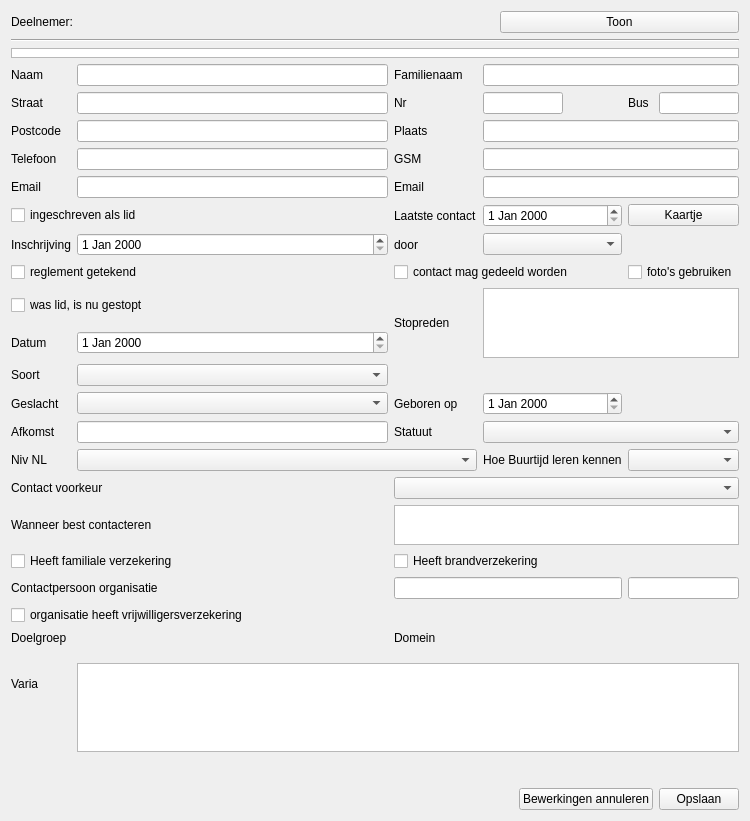
First picture: the form in buurtijd_deelnemers.ui, repository vvim/BT_deelnemers, before the edit.
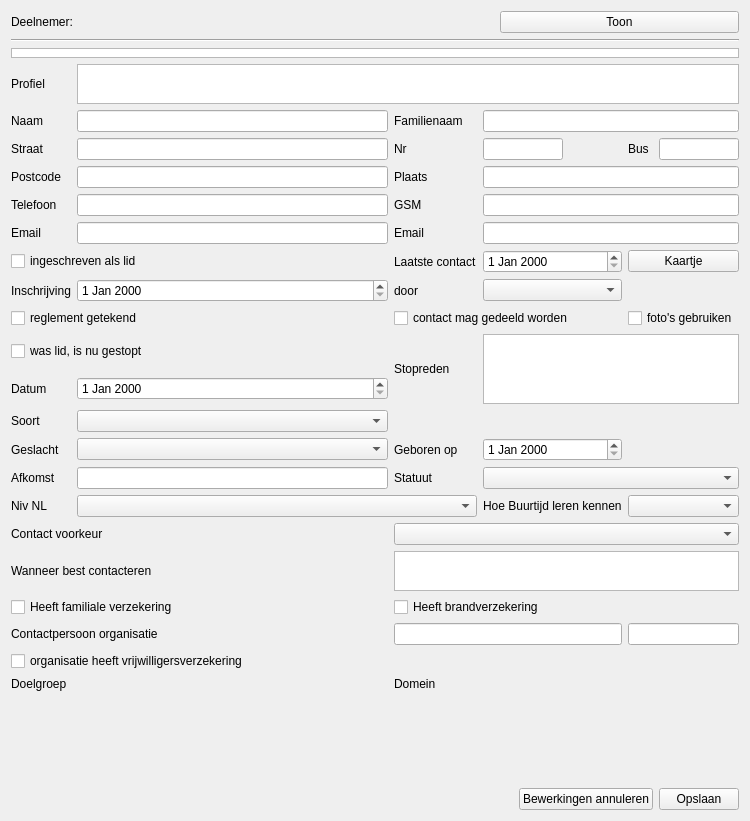
Second picture: the form after the edit. Icons and pictures are not drawn. Custom widgets are drawn as their Qt base class.

Commit message: Move QPlainTextEdit to the top of the form and rename the label

What changed in the file:
```diff
--- a/buurtijd_deelnemers.ui
+++ b/buurtijd_deelnemers.ui
@@ -60,24 +60,107 @@
    </item>
    <item>
     <layout class="QGridLayout" name="gridLayout">
-     <item row="1" column="1">
-      <widget class="QLineEdit" name="le_naam"/>
-     </item>
-     <item row="6" column="0" colspan="2">
+     <item row="7" column="0" colspan="2">
       <widget class="QCheckBox" name="checkbox_lid">
        <property name="text">
         <string>ingeschreven als lid</string>
        </property>
       </widget>
      </item>
-     <item row="8" column="0" colspan="2">
+     <item row="12" column="1">
+      <widget class="QComboBox" name="comboBox_soort"/>
+     </item>
+     <item row="15" column="4" colspan="2">
+      <widget class="QComboBox" name="comboBox_hoe_bt_leren_kennen"/>
+     </item>
+     <item row="21" column="0">
+      <widget class="QLabel" name="label_doelgroep">
+       <property name="text">
+        <string>Doelgroep</string>
+       </property>
+      </widget>
+     </item>
+     <item row="15" column="0">
+      <widget class="QLabel" name="label_niveau_nederlands">
+       <property name="text">
+        <string>Niv NL</string>
+       </property>
+      </widget>
+     </item>
+     <item row="5" column="3" colspan="3">
+      <widget class="QLineEdit" name="le_gsm"/>
+     </item>
+     <item row="2" column="1">
+      <widget class="QLineEdit" name="le_naam"/>
+     </item>
+     <item row="5" column="1">
+      <widget class="QLineEdit" name="le_telefoon"/>
+     </item>
+     <item row="13" column="0">
+      <widget class="QLabel" name="label_geslacht">
+       <property name="text">
+        <string>Geslacht</string>
+       </property>
+      </widget>
+     </item>
+     <item row="10" column="3" rowspan="2" colspan="3">
+      <widget class="QPlainTextEdit" name="plainTextEdit_stop_reden"/>
+     </item>
+     <item row="6" column="0">
+      <widget class="QLabel" name="label_email1">
+       <property name="text">
+        <string>Email</string>
+       </property>
+      </widget>
+     </item>
+     <item row="15" column="1" colspan="2">
+      <widget class="QComboBox" name="comboBox_niveau_nederlands"/>
+     </item>
+     <item row="7" column="3">
+      <widget class="QDateEdit" name="dateEdit_laatstecontact"/>
+     </item>
+     <item row="8" column="3">
+      <widget class="QComboBox" name="comboBox_ingeschreven_door"/>
+     </item>
+     <item row="7" column="2">
+      <widget class="QLabel" name="label_laatste_contact">
+       <property name="text">
+        <string>Laatste contact</string>
+       </property>
+      </widget>
+     </item>
+     <item row="3" column="3">
+      <widget class="QLineEdit" name="le_huisnr">
+       <property name="maximumSize">
+        <size>
+         <width>80</width>
+         <height>16777215</height>
+        </size>
+       </property>
+      </widget>
+     </item>
+     <item row="9" column="0" colspan="2">
       <widget class="QCheckBox" name="checkBox_hr_goedgekeurd">
        <property name="text">
         <string>reglement getekend</string>
        </property>
       </widget>
      </item>
-     <item row="4" column="2">
+     <item row="4" column="0">
+      <widget class="QLabel" name="label_postcode">
+       <property name="text">
+        <string>Postcode</string>
+       </property>
+      </widget>
+     </item>
+     <item row="16" column="0" colspan="2">
+      <widget class="QLabel" name="label_contactvoorkeur">
+       <property name="text">
+        <string>Contact voorkeur</string>
+       </property>
+      </widget>
+     </item>
+     <item row="5" column="2">
       <widget class="QLabel" name="label_gsm">
        <property name="text">
         <string>GSM</string>
@@ -87,276 +170,134 @@
        </property>
       </widget>
      </item>
-     <item row="20" column="1" rowspan="3">
-      <widget class="BTListView" name="listView_doelgroep" native="true"/>
-     </item>
-     <item row="8" column="4" colspan="2">
-      <widget class="QCheckBox" name="checkBox_fotomateriaal_gebruiken">
-       <property name="text">
-        <string>foto's gebruiken</string>
-       </property>
-      </widget>
-     </item>
-     <item row="3" column="1">
-      <widget class="QLineEdit" name="le_postcode"/>
-     </item>
-     <item row="5" column="0">
-      <widget class="QLabel" name="label_email1">
-       <property name="text">
-        <string>Email</string>
-       </property>
-      </widget>
-     </item>
-     <item row="13" column="2">
-      <widget class="QLabel" name="label_statuut">
-       <property name="text">
-        <string>Statuut</string>
-       </property>
-      </widget>
-     </item>
-     <item row="18" column="2" colspan="2">
-      <widget class="QLineEdit" name="le_contactpersoon_organisatie_voornaam"/>
-     </item>
-     <item row="10" column="0">
+     <item row="11" column="0">
       <widget class="QLabel" name="label_stop_datum">
        <property name="text">
         <string>Datum</string>
        </property>
       </widget>
      </item>
-     <item row="23" column="1" rowspan="2" colspan="5">
-      <widget class="QPlainTextEdit" name="plainTextEdit_varia">
-       <property name="maximumSize">
-        <size>
-         <width>16777215</width>
-         <height>100</height>
-        </size>
-       </property>
-      </widget>
-     </item>
-     <item row="18" column="4" colspan="2">
+     <item row="19" column="4" colspan="2">
       <widget class="QLineEdit" name="le_contactpersoon_organisatie_familienaam"/>
      </item>
-     <item row="3" column="0">
-      <widget class="QLabel" name="label_postcode">
-       <property name="text">
-        <string>Postcode</string>
-       </property>
-      </widget>
-     </item>
-     <item row="4" column="0">
-      <widget class="QLabel" name="label_telefoon">
-       <property name="text">
-        <string>Telefoon</string>
-       </property>
-      </widget>
-     </item>
-     <item row="16" column="2" colspan="4">
-      <widget class="QPlainTextEdit" name="plainTextEdit_wanneer_best_contacteren">
-       <property name="maximumSize">
-        <size>
-         <width>16777215</width>
-         <height>40</height>
-        </size>
-       </property>
-      </widget>
-     </item>
-     <item row="2" column="3">
-      <widget class="QLineEdit" name="le_huisnr">
-       <property name="maximumSize">
-        <size>
-         <width>80</width>
-         <height>16777215</height>
-        </size>
-       </property>
-      </widget>
-     </item>
-     <item row="14" column="0">
-      <widget class="QLabel" name="label_niveau_nederlands">
-       <property name="text">
-        <string>Niv NL</string>
-       </property>
-      </widget>
-     </item>
-     <item row="9" column="3" rowspan="2" colspan="3">
-      <widget class="QPlainTextEdit" name="plainTextEdit_stop_reden"/>
-     </item>
-     <item row="14" column="1" colspan="2">
-      <widget class="QComboBox" name="comboBox_niveau_nederlands"/>
-     </item>
-     <item row="12" column="1">
-      <widget class="QComboBox" name="comboBox_geslacht"/>
-     </item>
      <item row="17" column="0" colspan="2">
-      <widget class="QCheckBox" name="checkBox_familiale_verzekering">
+      <widget class="QLabel" name="label_wanneer_best_contacteren">
        <property name="text">
-        <string>Heeft familiale verzekering</string>
+        <string>Wanneer best contacteren</string>
        </property>
       </widget>
      </item>
-     <item row="6" column="2">
-      <widget class="QLabel" name="label_laatste_contact">
-       <property name="text">
-        <string>Laatste contact</string>
-       </property>
-      </widget>
-     </item>
-     <item row="6" column="3">
-      <widget class="QDateEdit" name="dateEdit_laatstecontact"/>
-     </item>
-     <item row="5" column="3" colspan="3">
-      <widget class="QLineEdit" name="le_email2"/>
-     </item>
-     <item row="15" column="2" colspan="4">
-      <widget class="QComboBox" name="comboBox_contactvoorkeur"/>
-     </item>
-     <item row="7" column="0">
-      <widget class="QLabel" name="label_inschrijfdatum">
-       <property name="text">
-        <string>Inschrijving</string>
-       </property>
-      </widget>
-     </item>
-     <item row="17" column="2" colspan="2">
-      <widget class="QCheckBox" name="checkBox_brandverzekering">
-       <property name="text">
-        <string>Heeft brandverzekering</string>
-       </property>
-      </widget>
-     </item>
-     <item row="9" column="2" rowspan="2">
-      <widget class="QLabel" name="label_stop_reden">
-       <property name="text">
-        <string>Stopreden</string>
-       </property>
-      </widget>
-     </item>
-     <item row="13" column="3" colspan="3">
-      <widget class="QComboBox" name="comboBox_statuut"/>
-     </item>
      <item row="13" column="1">
-      <widget class="QLineEdit" name="le_afkomst"/>
+      <widget class="QComboBox" name="comboBox_geslacht"/>
      </item>
-     <item row="12" column="3">
-      <widget class="QDateEdit" name="dateEdit_geboortedatum"/>
-     </item>
-     <item row="14" column="3">
-      <widget class="QLabel" name="label_hoe_bt_leren_kennen">
+     <item row="8" column="2">
+      <widget class="QLabel" name="label_ingeschreven_door">
        <property name="text">
-        <string>Hoe Buurtijd leren kennen</string>
+        <string>door</string>
        </property>
       </widget>
      </item>
-     <item row="4" column="1">
-      <widget class="QLineEdit" name="le_telefoon"/>
-     </item>
-     <item row="2" column="4">
-      <widget class="QLabel" name="label_busnr">
+     <item row="2" column="2">
+      <widget class="QLabel" name="label_familieNaam">
        <property name="text">
-        <string>Bus</string>
+        <string>Familienaam</string>
        </property>
+       <property name="alignment">
+        <set>Qt::AlignLeading|Qt::AlignLeft|Qt::AlignVCenter</set>
+       </property>
       </widget>
      </item>
-     <item row="12" column="0">
-      <widget class="QLabel" name="label_geslacht">
+     <item row="10" column="0" colspan="2">
+      <widget class="QCheckBox" name="checkBox_was_lid_is_nu_gestopt">
        <property name="text">
-        <string>Geslacht</string>
+        <string>was lid, is nu gestopt</string>
        </property>
       </widget>
      </item>
-     <item row="1" column="3" colspan="3">
-      <widget class="QLineEdit" name="le_familieNaam"/>
-     </item>
-     <item row="3" column="3" colspan="3">
+     <item row="4" column="3" colspan="3">
       <widget class="QLineEdit" name="le_plaats"/>
      </item>
-     <item row="12" column="2">
+     <item row="13" column="2">
       <widget class="QLabel" name="label_geboortedatum">
        <property name="text">
         <string>Geboren op</string>
        </property>
       </widget>
      </item>
-     <item row="15" column="0" colspan="2">
-      <widget class="QLabel" name="label_contactvoorkeur">
-       <property name="text">
-        <string>Contact voorkeur</string>
-       </property>
-      </widget>
-     </item>
-     <item row="5" column="1">
-      <widget class="QLineEdit" name="le_email1"/>
-     </item>
-     <item row="2" column="2">
+     <item row="3" column="2">
       <widget class="QLabel" name="label_huisnr">
        <property name="text">
         <string>Nr</string>
        </property>
       </widget>
      </item>
+     <item row="21" column="3" rowspan="3" colspan="3">
+      <widget class="BTListView" name="listView_domein" native="true"/>
+     </item>
+     <item row="8" column="1">
+      <widget class="QDateEdit" name="dateEdit_inschrijfdatum"/>
+     </item>
+     <item row="9" column="2" colspan="2">
+      <widget class="QCheckBox" name="checkBox_contact_delen">
+       <property name="text">
+        <string>contact mag gedeeld worden</string>
+       </property>
+      </widget>
+     </item>
+     <item row="4" column="2">
+      <widget class="QLabel" name="label_plaats">
+       <property name="text">
+        <string>Plaats</string>
+       </property>
+       <property name="alignment">
+        <set>Qt::AlignLeading|Qt::AlignLeft|Qt::AlignVCenter</set>
+       </property>
+      </widget>
+     </item>
      <item row="19" column="0" colspan="2">
-      <widget class="QCheckBox" name="checkBox_vrijwilligers_verzekering">
-       <property name="text">
-        <string>organisatie heeft vrijwilligersverzekering</string>
-       </property>
-      </widget>
-     </item>
-     <item row="18" column="0" colspan="2">
       <widget class="QLabel" name="label_contactpersoon_organisatie">
        <property name="text">
         <string>Contactpersoon organisatie</string>
        </property>
       </widget>
      </item>
-     <item row="23" column="0">
-      <widget class="QLabel" name="label_varia">
-       <property name="text">
-        <string>Varia</string>
-       </property>
-      </widget>
+     <item row="14" column="1">
+      <widget class="QLineEdit" name="le_afkomst"/>
      </item>
-     <item row="3" column="2">
-      <widget class="QLabel" name="label_plaats">
+     <item row="20" column="0" colspan="2">
+      <widget class="QCheckBox" name="checkBox_vrijwilligers_verzekering">
        <property name="text">
-        <string>Plaats</string>
+        <string>organisatie heeft vrijwilligersverzekering</string>
        </property>
-       <property name="alignment">
-        <set>Qt::AlignLeading|Qt::AlignLeft|Qt::AlignVCenter</set>
-       </property>
       </widget>
      </item>
-     <item row="1" column="0">
-      <widget class="QLabel" name="label_naam">
-       <property name="text">
-        <string>Naam</string>
-       </property>
-      </widget>
+     <item row="3" column="1">
+      <widget class="QLineEdit" name="le_straat"/>
      </item>
-     <item row="1" column="2">
-      <widget class="QLabel" name="label_familieNaam">
-       <property name="text">
-        <string>Familienaam</string>
-       </property>
-       <property name="alignment">
-        <set>Qt::AlignLeading|Qt::AlignLeft|Qt::AlignVCenter</set>
-       </property>
-      </widget>
+     <item row="14" column="3" colspan="3">
+      <widget class="QComboBox" name="comboBox_statuut"/>
      </item>
-     <item row="8" column="2" colspan="2">
-      <widget class="QCheckBox" name="checkBox_contact_delen">
+     <item row="13" column="3">
+      <widget class="QDateEdit" name="dateEdit_geboortedatum"/>
+     </item>
+     <item row="3" column="4">
+      <widget class="QLabel" name="label_busnr">
        <property name="text">
-        <string>contact mag gedeeld worden</string>
+        <string>Bus</string>
        </property>
       </widget>
      </item>
-     <item row="7" column="2">
-      <widget class="QLabel" name="label_ingeschreven_door">
+     <item row="6" column="1">
+      <widget class="QLineEdit" name="le_email1"/>
+     </item>
+     <item row="8" column="0">
+      <widget class="QLabel" name="label_inschrijfdatum">
        <property name="text">
-        <string>door</string>
+        <string>Inschrijving</string>
        </property>
       </widget>
      </item>
-     <item row="2" column="5">
+     <item row="3" column="5">
       <widget class="QLineEdit" name="le_busnr">
        <property name="maximumSize">
         <size>
@@ -366,87 +307,55 @@
        </property>
       </widget>
      </item>
-     <item row="4" column="3" colspan="3">
-      <widget class="QLineEdit" name="le_gsm"/>
-     </item>
-     <item row="9" column="0" colspan="2">
-      <widget class="QCheckBox" name="checkBox_was_lid_is_nu_gestopt">
+     <item row="18" column="2" colspan="2">
+      <widget class="QCheckBox" name="checkBox_brandverzekering">
        <property name="text">
-        <string>was lid, is nu gestopt</string>
+        <string>Heeft brandverzekering</string>
        </property>
       </widget>
      </item>
-     <item row="13" column="0">
-      <widget class="QLabel" name="label_afkomst">
+     <item row="16" column="2" colspan="4">
+      <widget class="QComboBox" name="comboBox_contactvoorkeur"/>
+     </item>
+     <item row="2" column="3" colspan="3">
+      <widget class="QLineEdit" name="le_familieNaam"/>
+     </item>
+     <item row="6" column="2">
+      <widget class="QLabel" name="label_email2">
        <property name="text">
-        <string>Afkomst</string>
+        <string>Email</string>
        </property>
       </widget>
      </item>
-     <item row="7" column="3">
-      <widget class="QComboBox" name="comboBox_ingeschreven_door"/>
-     </item>
-     <item row="10" column="1">
-      <widget class="QDateEdit" name="dateEdit_stop_datum"/>
-     </item>
-     <item row="7" column="1">
-      <widget class="QDateEdit" name="dateEdit_inschrijfdatum"/>
-     </item>
-     <item row="2" column="0">
+     <item row="3" column="0">
       <widget class="QLabel" name="label_straat">
        <property name="text">
         <string>Straat</string>
        </property>
       </widget>
      </item>
-     <item row="20" column="3" rowspan="3" colspan="3">
-      <widget class="BTListView" name="listView_domein" native="true"/>
-     </item>
-     <item row="2" column="1">
-      <widget class="QLineEdit" name="le_straat"/>
-     </item>
-     <item row="5" column="2">
-      <widget class="QLabel" name="label_email2">
+     <item row="15" column="3">
+      <widget class="QLabel" name="label_hoe_bt_leren_kennen">
        <property name="text">
-        <string>Email</string>
+        <string>Hoe Buurtijd leren kennen</string>
        </property>
       </widget>
      </item>
-     <item row="16" column="0" colspan="2">
-      <widget class="QLabel" name="label_wanneer_best_contacteren">
+     <item row="2" column="0">
+      <widget class="QLabel" name="label_naam">
        <property name="text">
-        <string>Wanneer best contacteren</string>
+        <string>Naam</string>
        </property>
       </widget>
      </item>
-     <item row="14" column="4" colspan="2">
-      <widget class="QComboBox" name="comboBox_hoe_bt_leren_kennen"/>
-     </item>
-     <item row="11" column="1">
-      <widget class="QComboBox" name="comboBox_soort"/>
-     </item>
-     <item row="11" column="0">
-      <widget class="QLabel" name="label_soort">
-       <property name="text">
-        <string>Soort</string>
-       </property>
-      </widget>
-     </item>
-     <item row="20" column="0">
-      <widget class="QLabel" name="label_doelgroep">
-       <property name="text">
-        <string>Doelgroep</string>
-       </property>
-      </widget>
-     </item>
-     <item row="20" column="2">
+     <item row="21" column="2">
       <widget class="QLabel" name="label_domein">
        <property name="text">
         <string>Domein</string>
        </property>
       </widget>
      </item>
-     <item row="6" column="4" colspan="2">
+     <item row="7" column="4" colspan="2">
       <widget class="QPushButton" name="pushButton_showMaps">
        <property name="text">
         <string>Kaartje</string>
@@ -458,6 +367,97 @@
        </property>
       </widget>
      </item>
+     <item row="11" column="1">
+      <widget class="QDateEdit" name="dateEdit_stop_datum"/>
+     </item>
+     <item row="14" column="0">
+      <widget class="QLabel" name="label_afkomst">
+       <property name="text">
+        <string>Afkomst</string>
+       </property>
+      </widget>
+     </item>
+     <item row="12" column="0">
+      <widget class="QLabel" name="label_soort">
+       <property name="text">
+        <string>Soort</string>
+       </property>
+      </widget>
+     </item>
+     <item row="5" column="0">
+      <widget class="QLabel" name="label_telefoon">
+       <property name="text">
+        <string>Telefoon</string>
+       </property>
+      </widget>
+     </item>
+     <item row="18" column="0" colspan="2">
+      <widget class="QCheckBox" name="checkBox_familiale_verzekering">
+       <property name="text">
+        <string>Heeft familiale verzekering</string>
+       </property>
+      </widget>
+     </item>
+     <item row="17" column="2" colspan="4">
+      <widget class="QPlainTextEdit" name="plainTextEdit_wanneer_best_contacteren">
+       <property name="maximumSize">
+        <size>
+         <width>16777215</width>
+         <height>40</height>
+        </size>
+       </property>
+      </widget>
+     </item>
+     <item row="10" column="2" rowspan="2">
+      <widget class="QLabel" name="label_stop_reden">
+       <property name="text">
+        <string>Stopreden</string>
+       </property>
+      </widget>
+     </item>
+     <item row="21" column="1" rowspan="3">
+      <widget class="BTListView" name="listView_doelgroep" native="true"/>
+     </item>
+     <item row="9" column="4" colspan="2">
+      <widget class="QCheckBox" name="checkBox_fotomateriaal_gebruiken">
+       <property name="text">
+        <string>foto's gebruiken</string>
+       </property>
+      </widget>
+     </item>
+     <item row="6" column="3" colspan="3">
+      <widget class="QLineEdit" name="le_email2"/>
+     </item>
+     <item row="4" column="1">
+      <widget class="QLineEdit" name="le_postcode"/>
+     </item>
+     <item row="19" column="2" colspan="2">
+      <widget class="QLineEdit" name="le_contactpersoon_organisatie_voornaam"/>
+     </item>
+     <item row="14" column="2">
+      <widget class="QLabel" name="label_statuut">
+       <property name="text">
+        <string>Statuut</string>
+       </property>
+      </widget>
+     </item>
+     <item row="1" column="0">
+      <widget class="QLabel" name="label_varia">
+       <property name="text">
+        <string>Profiel</string>
+       </property>
+      </widget>
+     </item>
+     <item row="1" column="1" colspan="5">
+      <widget class="QPlainTextEdit" name="plainTextEdit_varia">
+       <property name="maximumSize">
+        <size>
+         <width>16777215</width>
+         <height>40</height>
+        </size>
+       </property>
+      </widget>
+     </item>
     </layout>
    </item>
    <item>
```
